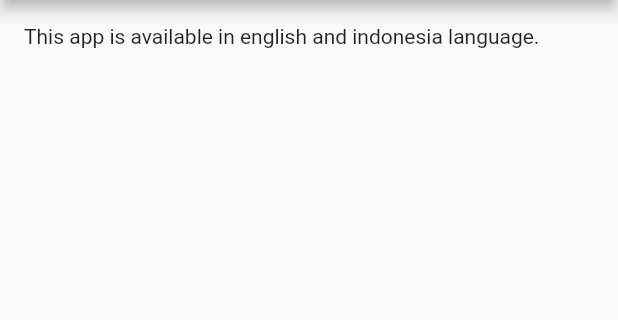
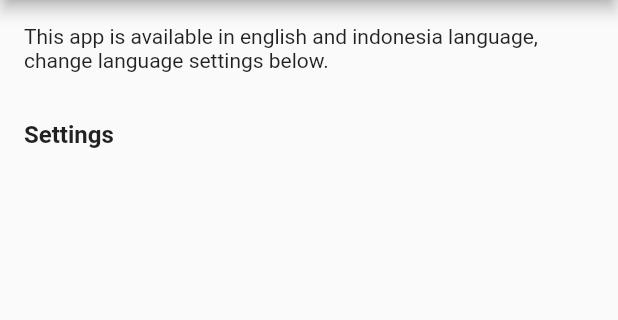
Before and after one commit to yoesuv/Flutter-App-Language, a Flutter app: the screen it shows after launch, on a phone screen of 412 x 824 dp, the part 84-404 px from its top. Run offline on Flutter 3.47's test engine with Material 2 defaults, Android fonts, the phone set to English and light mode, and no system bars; generated files the repository leaves out were written again.

Commit message:
:pencil: update home layout

```diff
--- a/lib/l10n/app_en.arb
+++ b/lib/l10n/app_en.arb
@@ -1,4 +1,7 @@
 {
   "app_name" : "Flutter App Language",
-  "app_language_info" : "This app is available in english and indonesia language."
+  "app_language_info" : "This app is available in english and indonesia language, change language settings below.",
+  "settings": "Settings",
+  "english" : "English",
+  "indonesia" : "Indonesia"
 }
--- a/lib/l10n/app_id.arb
+++ b/lib/l10n/app_id.arb
@@ -1,4 +1,7 @@
 {
   "app_name" : "Flutter App Bahasa",
-  "app_language_info" : "Aplikasi ini tersedia dalam bahasa indonesia dan inggris."
+  "app_language_info" : "Aplikasi ini tersedia dalam bahasa indonesia dan inggris, ganti bahasa dengan pengaturan dibawah.",
+  "settings": "Pengaturan",
+  "english" : "Inggris",
+  "indonesia" : "Indonesia"
 }
--- a/lib/src/screens/home_screen.dart
+++ b/lib/src/screens/home_screen.dart
@@ -15,8 +15,22 @@ class HomeScreen extends StatelessWidget {
           padding: const EdgeInsets.all(16),
           child: Column(
             mainAxisSize: MainAxisSize.min,
+            crossAxisAlignment: CrossAxisAlignment.start,
             children: [
-              Text(AppLocalizations.of(context)?.app_language_info ?? ''),
+              Text(
+                AppLocalizations.of(context)?.app_language_info ?? '',
+                style: const TextStyle(
+                  fontSize: 14,
+                ),
+              ),
+              const SizedBox(height: 32),
+              Text(
+                AppLocalizations.of(context)?.settings ?? '',
+                style: const TextStyle(
+                  fontWeight: FontWeight.bold,
+                  fontSize: 16,
+                ),
+              ),
             ],
           ),
         ),
```
